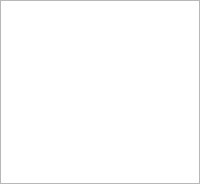
First picture: the form in tools/debug/UI/Backtrace.ui, repository TrickPlay/Trickplay, before the edit.
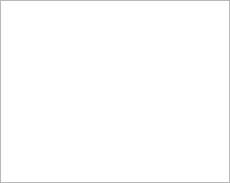
Second picture: the form after the edit.

The edit to the form file:
```diff
--- a/tools/debug/UI/Backtrace.ui
+++ b/tools/debug/UI/Backtrace.ui
@@ -6,8 +6,8 @@
    <rect>
     <x>0</x>
     <y>0</y>
-    <width>200</width>
-    <height>184</height>
+    <width>230</width>
+    <height>183</height>
    </rect>
   </property>
   <property name="windowTitle">
@@ -21,12 +21,24 @@
     <number>0</number>
    </property>
    <item row="0" column="0">
-    <widget class="QListWidget" name="listWidget">
+    <widget class="QTableWidget" name="traceTable">
      <property name="font">
       <font>
-       <pointsize>10</pointsize>
+       <pointsize>9</pointsize>
       </font>
      </property>
+     <property name="showGrid">
+      <bool>false</bool>
+     </property>
+     <attribute name="horizontalHeaderVisible">
+      <bool>false</bool>
+     </attribute>
+     <attribute name="horizontalHeaderStretchLastSection">
+      <bool>true</bool>
+     </attribute>
+     <attribute name="verticalHeaderVisible">
+      <bool>false</bool>
+     </attribute>
     </widget>
    </item>
   </layout>
```
